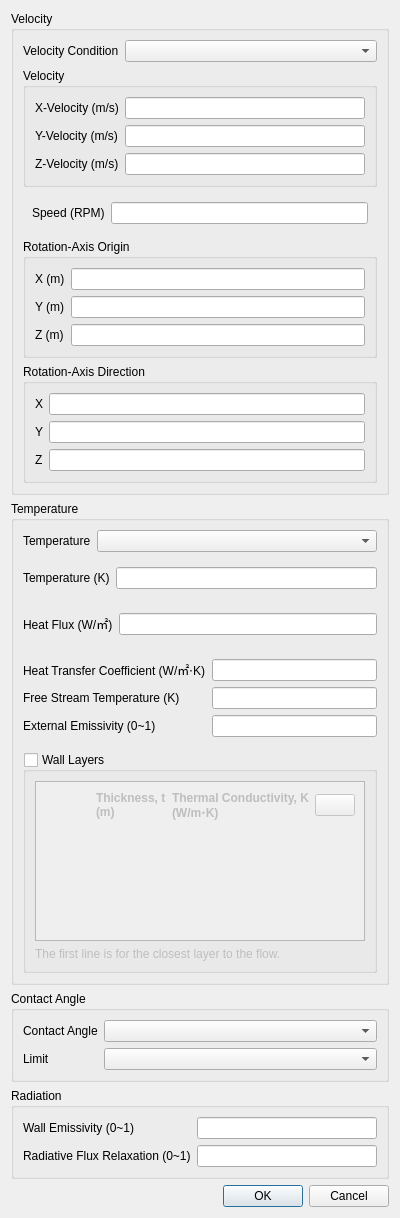
The window that baramFlow/view/setup/boundary_conditions/wall_dialog.ui (nextfoam/baram) describes before a commit, drawn with Qt 5.
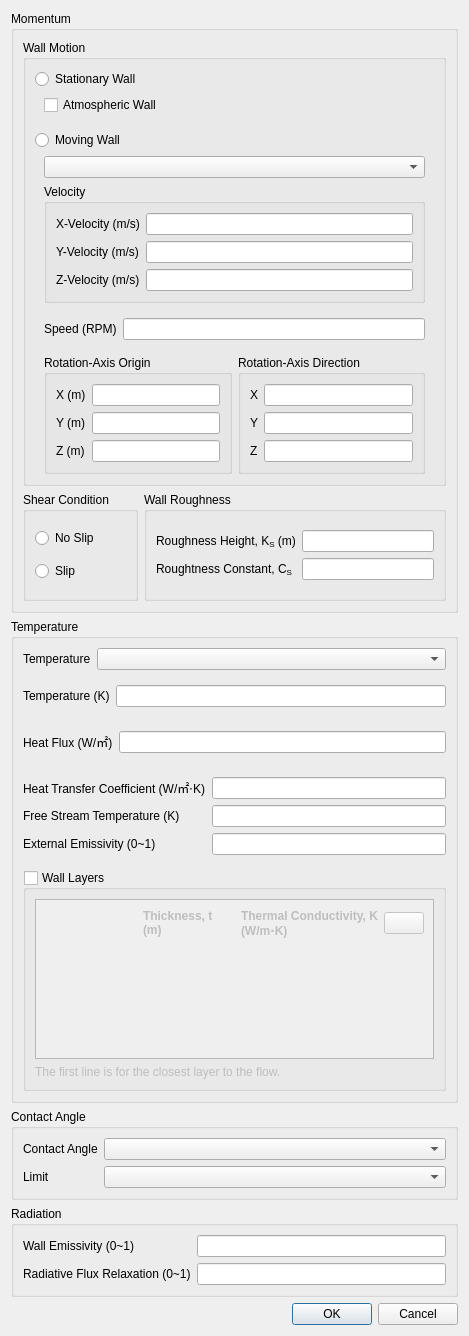
The same window after the commit. Icons and pictures are not drawn. Custom widgets are drawn as their Qt base class.

Commit message: Issue baram#582 Wall Roughness 설정 지원

```diff
--- a/baramFlow/view/setup/boundary_conditions/wall_dialog.ui
+++ b/baramFlow/view/setup/boundary_conditions/wall_dialog.ui
@@ -6,8 +6,8 @@
    <rect>
     <x>0</x>
     <y>0</y>
-    <width>400</width>
-    <height>1178</height>
+    <width>469</width>
+    <height>1291</height>
    </rect>
   </property>
   <property name="minimumSize">
@@ -38,36 +38,56 @@
       <item>
        <widget class="QGroupBox" name="velocityGroup">
         <property name="title">
-         <string>Velocity</string>
+         <string>Momentum</string>
         </property>
         <layout class="QVBoxLayout" name="verticalLayout">
          <item>
-          <widget class="QWidget" name="widget_3" native="true">
-           <layout class="QFormLayout" name="formLayout_5">
-            <property name="leftMargin">
-             <number>0</number>
-            </property>
-            <property name="topMargin">
-             <number>0</number>
-            </property>
-            <property name="rightMargin">
-             <number>0</number>
-            </property>
-            <property name="bottomMargin">
-             <number>0</number>
-            </property>
-            <item row="0" column="0">
-             <widget class="QLabel" name="label">
+          <widget class="QGroupBox" name="groupBox">
+           <property name="title">
+            <string>Wall Motion</string>
+           </property>
+           <layout class="QVBoxLayout" name="verticalLayout_10">
+            <item>
+             <widget class="QRadioButton" name="stationaryWall">
               <property name="text">
-               <string>Velocity Condition</string>
+               <string>Stationary Wall</string>
               </property>
              </widget>
             </item>
-            <item row="0" column="1">
-             <widget class="PythonComboBox" name="velocityCondition"/>
+            <item>
+             <widget class="QWidget" name="widget_8" native="true">
+              <layout class="QVBoxLayout" name="verticalLayout_11">
+               <property name="topMargin">
+                <number>0</number>
+               </property>
+               <item>
+                <widget class="QCheckBox" name="atmosphericWall">
+                 <property name="text">
+                  <string>Atmospheric Wall</string>
+                 </property>
+                </widget>
             </item>
            </layout>
           </widget>
+            </item>
+            <item>
+             <widget class="QRadioButton" name="movingWall">
+              <property name="text">
+               <string>Moving Wall</string>
+              </property>
+             </widget>
+            </item>
+            <item>
+             <widget class="QWidget" name="widget_9" native="true">
+              <layout class="QVBoxLayout" name="verticalLayout_12">
+               <property name="topMargin">
+                <number>0</number>
+               </property>
+               <property name="bottomMargin">
+                <number>0</number>
+               </property>
+               <item>
+                <widget class="PythonComboBox" name="movingWallMotion"/>
          </item>
          <item>
           <widget class="QGroupBox" name="translationalMovingWall">
@@ -129,6 +149,9 @@
            </layout>
           </widget>
          </item>
+              </layout>
+             </widget>
+            </item>
          <item>
           <widget class="QWidget" name="rotationalMovingWall" native="true">
            <layout class="QVBoxLayout" name="verticalLayout_2">
@@ -147,6 +170,9 @@
             <item>
              <widget class="QWidget" name="widget_2" native="true">
               <layout class="QFormLayout" name="formLayout_2">
+                  <property name="bottomMargin">
+                   <number>0</number>
+                  </property>
                <item row="0" column="0">
                 <widget class="QLabel" name="label_5">
                  <property name="text">
@@ -168,6 +194,12 @@
              </widget>
             </item>
             <item>
+                <widget class="QWidget" name="widget_6" native="true">
+                 <layout class="QHBoxLayout" name="horizontalLayout">
+                  <property name="bottomMargin">
+                   <number>0</number>
+                  </property>
+                  <item>
              <widget class="QGroupBox" name="groupBox_2">
               <property name="title">
                <string>Rotation-Axis Origin</string>
@@ -293,6 +325,108 @@
         </layout>
        </widget>
       </item>
+           </layout>
+          </widget>
+         </item>
+         <item>
+          <widget class="QWidget" name="widget_7" native="true">
+           <layout class="QHBoxLayout" name="horizontalLayout_2">
+            <property name="leftMargin">
+             <number>0</number>
+            </property>
+            <property name="topMargin">
+             <number>0</number>
+            </property>
+            <property name="rightMargin">
+             <number>0</number>
+            </property>
+            <property name="bottomMargin">
+             <number>0</number>
+            </property>
+            <item>
+             <widget class="QGroupBox" name="shearCondition">
+              <property name="title">
+               <string>Shear Condition</string>
+              </property>
+              <layout class="QVBoxLayout" name="verticalLayout_13">
+               <item>
+                <widget class="QRadioButton" name="noSlip">
+                 <property name="text">
+                  <string>No Slip</string>
+                 </property>
+                </widget>
+               </item>
+               <item>
+                <widget class="QRadioButton" name="slip">
+                 <property name="text">
+                  <string>Slip</string>
+                 </property>
+                </widget>
+               </item>
+              </layout>
+             </widget>
+            </item>
+            <item>
+             <widget class="QGroupBox" name="wallRoughness">
+              <property name="title">
+               <string>Wall Roughness</string>
+              </property>
+              <layout class="QVBoxLayout" name="verticalLayout_15">
+               <property name="leftMargin">
+                <number>0</number>
+               </property>
+               <property name="rightMargin">
+                <number>0</number>
+               </property>
+               <item>
+                <widget class="QWidget" name="widget_10" native="true">
+                 <layout class="QFormLayout" name="formLayout_6">
+                  <item row="0" column="0">
+                   <widget class="QLabel" name="label">
+                    <property name="text">
+                     <string>Roughness Height, K&lt;sub&gt;S&lt;/sub&gt; (m)</string>
+                    </property>
+                   </widget>
+                  </item>
+                  <item row="0" column="1">
+                   <widget class="FloatEdit" name="roughnessHeight">
+                    <property name="sizePolicy">
+                     <sizepolicy hsizetype="Expanding" vsizetype="Fixed">
+                      <horstretch>0</horstretch>
+                      <verstretch>0</verstretch>
+                     </sizepolicy>
+                    </property>
+                   </widget>
+                  </item>
+                  <item row="1" column="0">
+                   <widget class="QLabel" name="label_16">
+                    <property name="text">
+                     <string>Roughtness Constant, C&lt;sub&gt;S&lt;/sub&gt;</string>
+                    </property>
+                   </widget>
+                  </item>
+                  <item row="1" column="1">
+                   <widget class="FloatEdit" name="roughnessConstant">
+                    <property name="sizePolicy">
+                     <sizepolicy hsizetype="Expanding" vsizetype="Fixed">
+                      <horstretch>0</horstretch>
+                      <verstretch>0</verstretch>
+                     </sizepolicy>
+                    </property>
+                   </widget>
+                  </item>
+                 </layout>
+                </widget>
+               </item>
+              </layout>
+             </widget>
+            </item>
+           </layout>
+          </widget>
+         </item>
+        </layout>
+       </widget>
+      </item>
       <item>
        <widget class="QGroupBox" name="temperatureGroup">
         <property name="title">
@@ -497,7 +631,7 @@
                    <rect>
                     <x>0</x>
                     <y>0</y>
-                    <width>340</width>
+                    <width>409</width>
                     <height>158</height>
                    </rect>
                   </property>
```
Lines whose indentation alone changed are shown as unchanged. The commit also changes 14 other files.
